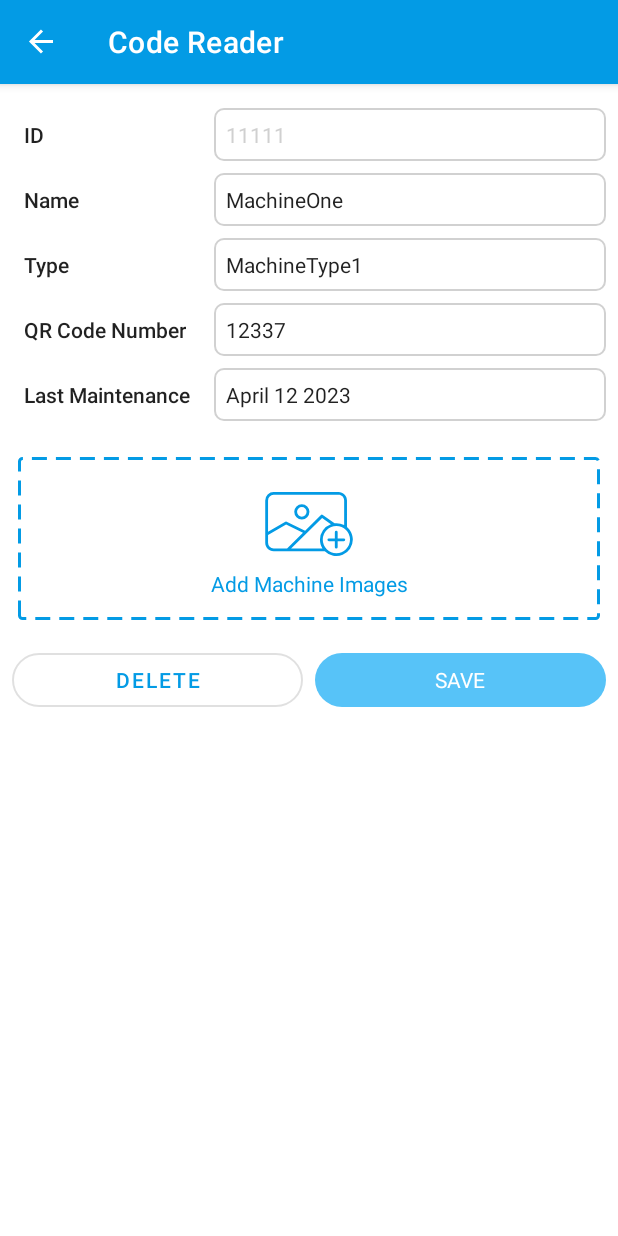
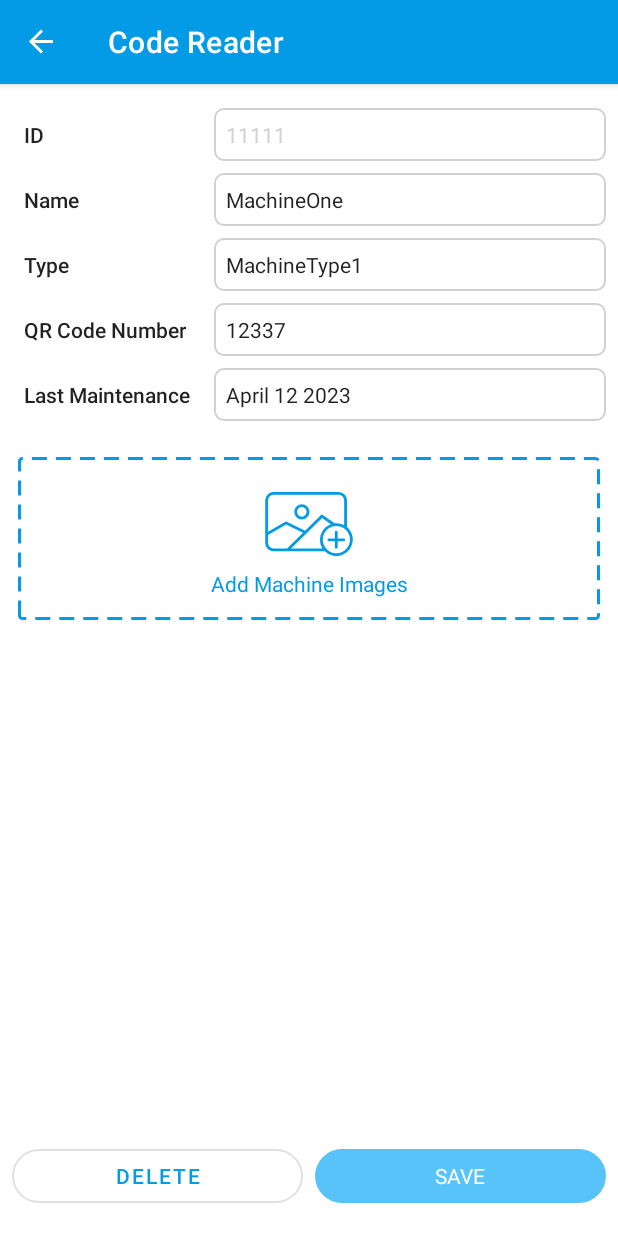
Before and after one commit to alqayyim/ImageMachine, an Android app: the screen it shows after launch (MainActivity), after a tap on "Machine Name :", on a phone screen of 412 x 824 dp. Run offline under Robolectric (Android 15) with nearby library versions, the phone set to English and light mode, and no system bars; our stand-ins replace Room's generated code, navigation-ui; libraries missing offline, so code that uses them is left out: com.permissionx.guolindev, gun0912.tedimagepicker.builder; 1 statement that could not run was skipped.

```diff
--- a/app/build.gradle
+++ b/app/build.gradle
@@ -69,6 +69,11 @@ dependencies {
     implementation "androidx.navigation:navigation-fragment-ktx:$nav_version"
     implementation "androidx.navigation:navigation-ui-ktx:$nav_version"
 
+    // glide
+    implementation 'com.github.bumptech.glide:glide:4.13.2'
+    annotationProcessor 'com.github.bumptech.glide:compiler:4.13.2'
+
+
     testImplementation 'junit:junit:4.13.2'
     androidTestImplementation 'androidx.test.ext:junit:1.1.5'
     androidTestImplementation 'androidx.test.espresso:espresso-core:3.5.1'
--- a/app/src/main/AndroidManifest.xml
+++ b/app/src/main/AndroidManifest.xml
@@ -24,6 +24,7 @@
         <activity
             android:name=".MainActivity"
             android:exported="true"
+            android:windowSoftInputMode="adjustNothing"
             android:label="@string/app_name">
             <intent-filter>
                 <action android:name="android.intent.action.MAIN" />
--- a/app/src/main/java/com/example/imagemachine/presentation/detail/MachineDetailFragment.kt
+++ b/app/src/main/java/com/example/imagemachine/presentation/detail/MachineDetailFragment.kt
@@ -36,7 +36,7 @@ class MachineDetailFragment : Fragment(R.layout.fragment_machine_detail) {
     private val args: MachineDetailFragmentArgs by navArgs()
     private val thumbnailAdapter by lazy {
         ThumbnailAdapter(
-            onImageClick =  { imageView, uri -> onImageClicked(imageView, uri) },
+            onImageClick = { imageView, uri -> onImageClicked(imageView, uri) },
             onDeleteClick = { onDeleteClicked(it) }
         )
     }
@@ -84,6 +84,7 @@ class MachineDetailFragment : Fragment(R.layout.fragment_machine_detail) {
                         toast("Deleted!")
                         navigateBack()
                     }
+
                     is Resource.Error -> toast("${it.error.message}")
                     else -> {}
                 }
@@ -107,11 +108,6 @@ class MachineDetailFragment : Fragment(R.layout.fragment_machine_detail) {
             addItemDecoration(VerticalSpaceItemDecoration(2.px))
             layoutManager = GridLayoutManager(requireContext(), 4)
             adapter = thumbnailAdapter
-            postponeEnterTransition()
-            viewTreeObserver.addOnPreDrawListener {
-                startPostponedEnterTransition()
-                true
-            }
         }
         args.argsMachineDetail.images?.let {
             if (it.size >= 10) goneMultipleViews(binding.ivAddImage, binding.tvAddImagesLabel)
@@ -158,9 +154,8 @@ class MachineDetailFragment : Fragment(R.layout.fragment_machine_detail) {
                                 val existingImage = thumbnailAdapter.currentList
                                 val mergeImage = galleryImage.plus(existingImage).distinct()
                                 val totalSize = mergeImage.size
-                                if (totalSize <= 10) {
-                                    viewModel.machineImages.value = mergeImage
-                                } else toast("You have more than 10 images")
+                                if (totalSize <= 10) viewModel.machineImages.value = mergeImage
+                                else toast("You have more than 10 images")
                             }
                     } else {
                         toast("These permissions are denied: $deniedList")
@@ -172,7 +167,8 @@ class MachineDetailFragment : Fragment(R.layout.fragment_machine_detail) {
     private fun setOnDateClickListener() {
         val cal = Calendar.getInstance()
 
-        val dateSetListener = DatePickerDialog.OnDateSetListener { view, year, monthOfYear, dayOfMonth ->
+        val dateSetListener =
+            DatePickerDialog.OnDateSetListener { view, year, monthOfYear, dayOfMonth ->
                 cal.set(Calendar.YEAR, year)
                 cal.set(Calendar.MONTH, monthOfYear)
                 cal.set(Calendar.DAY_OF_MONTH, dayOfMonth)
@@ -183,10 +179,12 @@ class MachineDetailFragment : Fragment(R.layout.fragment_machine_detail) {
             }
 
         binding.etDate.setOnClickListener {
-            DatePickerDialog(requireContext(), dateSetListener,
+            DatePickerDialog(
+                requireContext(), dateSetListener,
                 cal.get(Calendar.YEAR),
                 cal.get(Calendar.MONTH),
-                cal.get(Calendar.DAY_OF_MONTH)).show()
+                cal.get(Calendar.DAY_OF_MONTH)
+            ).show()
         }
     }
 
--- a/app/src/main/java/com/example/imagemachine/presentation/detail/ThumbnailAdapter.kt
+++ b/app/src/main/java/com/example/imagemachine/presentation/detail/ThumbnailAdapter.kt
@@ -4,9 +4,11 @@ import android.net.Uri
 import android.view.LayoutInflater
 import android.view.ViewGroup
 import android.widget.ImageView
+import androidx.core.view.ViewCompat
 import androidx.recyclerview.widget.DiffUtil
 import androidx.recyclerview.widget.ListAdapter
 import androidx.recyclerview.widget.RecyclerView
+import com.example.core.loadImage
 import com.example.imagemachine.R
 import com.example.imagemachine.databinding.ItemThumbnailBinding
 
@@ -43,8 +45,8 @@ class ThumbnailAdapter(
         fun bind(data: String) {
             binding.apply {
                 ivThumbnail.apply {
-                    transitionName = data
-                    setImageURI(Uri.parse(data))
+                    ViewCompat.setTransitionName(ivThumbnail, data)
+                    loadImage(Uri.parse(data))
                 }
                 ivDelete.setOnClickListener {
                     onDeleteClick.invoke(data)
--- a/app/src/main/java/com/example/imagemachine/presentation/image/MachineImageFragment.kt
+++ b/app/src/main/java/com/example/imagemachine/presentation/image/MachineImageFragment.kt
@@ -4,8 +4,10 @@ import android.net.Uri
 import android.os.Bundle
 import android.transition.TransitionInflater
 import android.view.View
+import androidx.core.view.ViewCompat
 import androidx.fragment.app.Fragment
 import androidx.navigation.fragment.navArgs
+import com.example.core.loadImage
 import com.example.imagemachine.R
 import com.example.imagemachine.databinding.FragmentMachineImageBinding
 import com.example.imagemachine.utils.delegate.viewBinding
@@ -24,8 +26,8 @@ class MachineImageFragment : Fragment(R.layout.fragment_machine_image) {
         super.onViewCreated(view, savedInstanceState)
 
         binding.ivMachine.apply {
-            transitionName = args.argsMachineImage
-            setImageURI(Uri.parse(args.argsMachineImage))
+            ViewCompat.setTransitionName(binding.ivMachine, args.argsMachineImage)
+            loadImage(Uri.parse(args.argsMachineImage))
         }
     }
 }
--- a/app/src/main/res/layout/fragment_machine_detail.xml
+++ b/app/src/main/res/layout/fragment_machine_detail.xml
@@ -1,14 +1,10 @@
 <?xml version="1.0" encoding="utf-8"?>
-<androidx.core.widget.NestedScrollView xmlns:android="http://schemas.android.com/apk/res/android"
+<androidx.constraintlayout.widget.ConstraintLayout xmlns:android="http://schemas.android.com/apk/res/android"
     xmlns:app="http://schemas.android.com/apk/res-auto"
     xmlns:tools="http://schemas.android.com/tools"
     android:layout_width="match_parent"
     android:layout_height="match_parent"
     tools:context=".presentation.detail.MachineDetailFragment">
-
-    <androidx.constraintlayout.widget.ConstraintLayout
-        android:layout_width="match_parent"
-        android:layout_height="wrap_content">
 
     <TextView
         android:id="@+id/tvIdLabel"
@@ -211,9 +207,9 @@
         android:layout_marginEnd="4dp"
         android:text="Delete"
         app:cornerRadius="24dp"
+        app:layout_constraintBottom_toBottomOf="parent"
         app:layout_constraintEnd_toStartOf="@id/btnSave"
-            app:layout_constraintStart_toStartOf="parent"
-            app:layout_constraintTop_toBottomOf="@id/layoutAddImage" />
+        app:layout_constraintStart_toStartOf="parent" />
 
     <com.google.android.material.button.MaterialButton
         android:id="@+id/btnSave"
@@ -224,10 +220,9 @@
         android:layout_marginStart="4dp"
         android:layout_marginEnd="8dp"
         android:text="SAVE"
+        app:layout_constraintBottom_toBottomOf="parent"
         app:layout_constraintEnd_toEndOf="parent"
-            app:layout_constraintStart_toEndOf="@id/btnDelete"
-            app:layout_constraintTop_toBottomOf="@id/layoutAddImage"/>
+        app:layout_constraintStart_toEndOf="@id/btnDelete" />
+
 
 </androidx.constraintlayout.widget.ConstraintLayout>
-
-</androidx.core.widget.NestedScrollView>
--- a/core/build.gradle
+++ b/core/build.gradle
@@ -36,6 +36,11 @@ dependencies {
     implementation 'androidx.appcompat:appcompat:1.6.1'
     implementation 'androidx.navigation:navigation-fragment-ktx:2.6.0'
     implementation 'com.google.android.material:material:1.9.0'
+
+
+    // glide
+    implementation 'com.github.bumptech.glide:glide:4.13.2'
+    annotationProcessor 'com.github.bumptech.glide:compiler:4.13.2'
     testImplementation 'junit:junit:4.13.2'
     androidTestImplementation 'androidx.test.ext:junit:1.1.5'
     androidTestImplementation 'androidx.test.espresso:espresso-core:3.5.1'
```
Also changed, not shown: core/src/main/java/com/example/core/ViewExt.kt (+7 -0 lines). Lines whose indentation alone changed are shown as unchanged.
